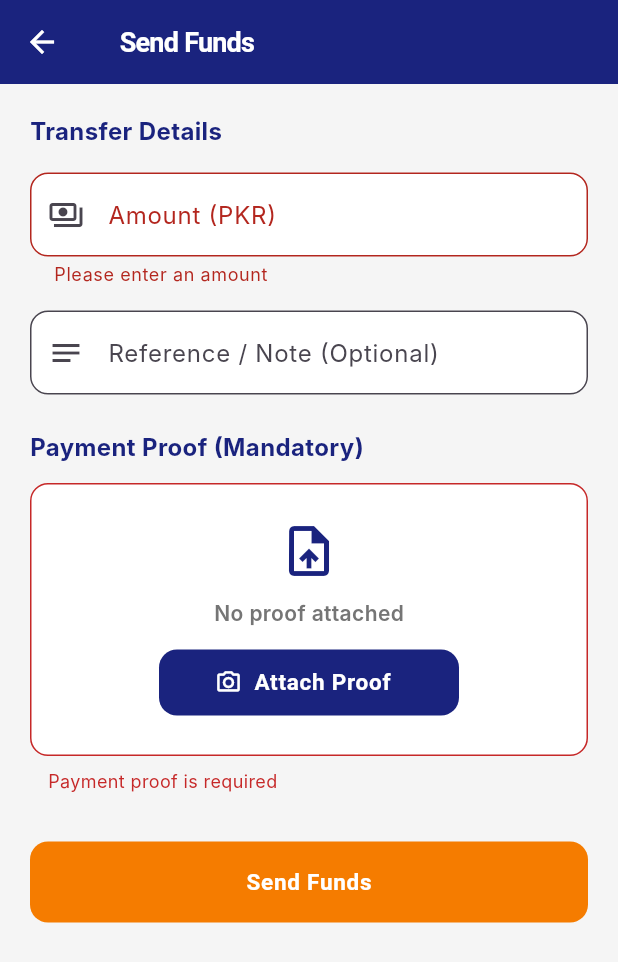
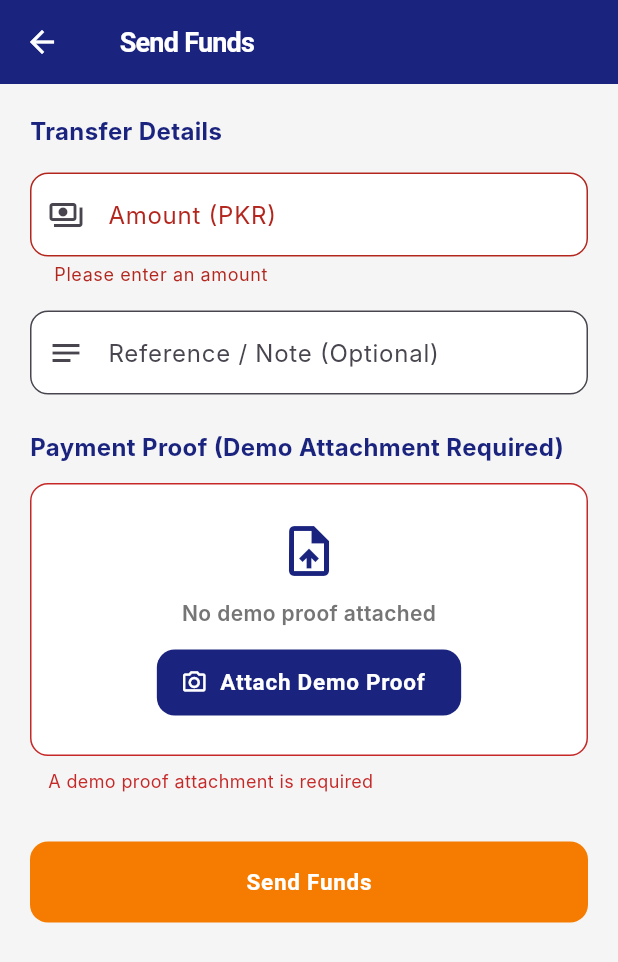
Before and after one commit to ZainAwan-47/Construction-FrontEnd, a Flutter app: the OwnerDashboardScreen screen opened by its route, item 2 of the bottom bar chosen, after a tap on "Send Funds", on a phone screen of 412 x 824 dp. Shown: the top 962 px of the screen. Run offline on Flutter 3.47's test engine with Material 3 defaults, Android fonts, the phone set to English and light mode, and no system bars; Roboto replaces fonts that are missing (Inter).

Commit message:
Seperate Roles Defined - With Fund Confirmation

```diff
--- /dev/null
+++ b/lib/core/formatters/currency_formatter.dart
@@ -0,0 +1,22 @@
+double? parsePositivePkrAmount(String? input) {
+  if (input == null) return null;
+
+  final value = input.trim();
+  final validAmount = RegExp(r'^(?:\d+|\d{1,3}(?:,\d{3})+)(?:\.\d+)?$');
+  if (!validAmount.hasMatch(value)) return null;
+
+  final amount = double.tryParse(value.replaceAll(',', ''));
+  if (amount == null || !amount.isFinite || amount <= 0) return null;
+  return amount;
+}
+
+String formatPkrCurrency(double amount) {
+  if (!amount.isFinite) return 'PKR --';
+
+  final parts = amount.toStringAsFixed(2).split('.');
+  final groupedWholeAmount = parts.first.replaceAllMapped(
+    RegExp(r'(\d{1,3})(?=(\d{3})+(?!\d))'),
+    (match) => '${match[1]},',
+  );
+  return 'PKR $groupedWholeAmount.${parts.last}';
+}
--- a/lib/screens/owner/owner_dashboard_screen.dart
+++ b/lib/screens/owner/owner_dashboard_screen.dart
@@ -43,7 +43,10 @@ class OwnerDashboardScreen extends StatelessWidget {
               ),
               IconButton(
                 icon: const Icon(Icons.account_circle_outlined),
-                onPressed: () {},
+                onPressed: () => Navigator.pushNamed(
+                  context,
+                  AppRouter.settingsRoute,
+                ),
               ),
               const SizedBox(width: 8),
             ],
@@ -208,6 +211,8 @@ class OwnerDashboardScreen extends StatelessWidget {
               } else if (index == 3) {
                 // PHASE 8: Wired to MilestoneTracker
                 Navigator.pushNamed(context, AppRouter.milestoneTrackerRoute);
+              } else if (index == 4) {
+                Navigator.pushNamed(context, AppRouter.settingsRoute);
               } else if (index != 0) {
                 Navigator.pushNamed(context, AppRouter.placeholderRoute);
               }
--- a/lib/screens/owner/review_queue_screen.dart
+++ b/lib/screens/owner/review_queue_screen.dart
@@ -1,4 +1,5 @@
 import 'package:flutter/material.dart';
+import '../../core/formatters/currency_formatter.dart';
 import '../../core/theme/app_colors.dart';
 import '../../core/navigation/app_router.dart';
 import '../../state/app_state.dart';
@@ -8,10 +9,7 @@ class ReviewQueueScreen extends StatelessWidget {
   const ReviewQueueScreen({Key? key}) : super(key: key);
 
   String _formatCurrency(double value) {
-    String result = value.toInt().toString();
-    RegExp reg = RegExp(r'(\d{1,3})(?=(\d{3})+(?!\d))');
-    String mathFunc(Match match) => '${match[1]},';
-    return 'PKR ${result.replaceAllMapped(reg, mathFunc)}';
+    return formatPkrCurrency(value);
   }
 
   Widget _buildStatusBadge(ExpenseStatus status) {
--- a/lib/screens/owner/send_funds_screen.dart
+++ b/lib/screens/owner/send_funds_screen.dart
@@ -1,4 +1,5 @@
 import 'package:flutter/material.dart';
+import '../../core/formatters/currency_formatter.dart';
 import '../../core/theme/app_colors.dart';
 import '../../state/app_state.dart';
 
@@ -28,24 +29,35 @@ class _SendFundsScreenState extends State<SendFundsScreen> {
     });
 
     if (_formKey.currentState!.validate() && _proofAttached) {
-      final amount = double.parse(_amountController.text.replaceAll(',', ''));
+      final amount = parsePositivePkrAmount(_amountController.text);
+      if (amount == null) return;
 
-      AppState().addTransfer(
+      final added = AppState().addTransfer(
         amount,
         _referenceController.text.isEmpty ? 'Fund Transfer' : _referenceController.text,
-        _proofAttached
+        _proofAttached,
       );
+      if (!added) {
+        ScaffoldMessenger.of(context).showSnackBar(
+          const SnackBar(
+            content: Text('Transfer was not recorded. Check the amount and active role.'),
+            backgroundColor: AppColors.error,
+            behavior: SnackBarBehavior.floating,
+          ),
+        );
+        return;
+      }
 
       ScaffoldMessenger.of(context).showSnackBar(
         const SnackBar(
-          content: Text('Funds sent. Awaiting contractor confirmation.'),
+          content: Text('Mock transfer recorded. Awaiting contractor confirmation.'),
           backgroundColor: AppColors.success,
           behavior: SnackBarBehavior.floating,
         ),
       );
       Navigator.pop(context);
-    }
-  }
+      }
+      }
 
   @override
   Widget build(BuildContext context) {
@@ -77,8 +89,9 @@ class _SendFundsScreenState extends State<SendFundsScreen> {
                   ),
                   validator: (value) {
                     if (value == null || value.isEmpty) return 'Please enter an amount';
-                    final parsed = double.tryParse(value.replaceAll(',', ''));
-                    if (parsed == null || parsed <= 0) return 'Enter a valid amount greater than 0';
+                    if (parsePositivePkrAmount(value) == null) {
+                      return 'Enter a valid amount greater than 0';
+                    }
                     return null;
                   },
                 ),
@@ -96,7 +109,7 @@ class _SendFundsScreenState extends State<SendFundsScreen> {
                 ),
                 const SizedBox(height: 24),
 
-                const Text('Payment Proof (Mandatory)', style: TextStyle(fontSize: 16, fontWeight: FontWeight.w700, color: AppColors.primaryBlue)),
+                const Text('Payment Proof (Demo Attachment Required)', style: TextStyle(fontSize: 16, fontWeight: FontWeight.w700, color: AppColors.primaryBlue)),
                 const SizedBox(height: 12),
                 Container(
                   width: double.infinity,
@@ -118,7 +131,7 @@ class _SendFundsScreenState extends State<SendFundsScreen> {
                       ),
                       const SizedBox(height: 12),
                       Text(
-                        _proofAttached ? 'Bank_Receipt_Attached.jpg' : 'No proof attached',
+                        _proofAttached ? 'Demo proof attached' : 'No demo proof attached',
                         style: TextStyle(
                           color: _proofAttached ? AppColors.success : AppColors.textSecondary,
                           fontWeight: FontWeight.w600,
@@ -129,7 +142,7 @@ class _SendFundsScreenState extends State<SendFundsScreen> {
                         ElevatedButton.icon(
                           onPressed: _mockAttachProof,
                           icon: const Icon(Icons.camera_alt_outlined),
-                          label: const Text('Attach Proof'),
+                          label: const Text('Attach Demo Proof'),
                           style: ElevatedButton.styleFrom(
                             backgroundColor: AppColors.primaryBlue,
                             minimumSize: const Size(200, 44),
@@ -141,7 +154,7 @@ class _SendFundsScreenState extends State<SendFundsScreen> {
                 if (_attemptedSubmit && !_proofAttached)
                   const Padding(
                     padding: EdgeInsets.only(top: 8.0, left: 12.0),
-                    child: Text('Payment proof is required', style: TextStyle(color: AppColors.error, fontSize: 12)),
+                    child: Text('A demo proof attachment is required', style: TextStyle(color: AppColors.error, fontSize: 12)),
                   ),
                 const SizedBox(height: 32),
 
--- a/lib/widgets/dashboard/metric_card.dart
+++ b/lib/widgets/dashboard/metric_card.dart
@@ -1,4 +1,5 @@
 import 'package:flutter/material.dart';
+import '../../core/formatters/currency_formatter.dart';
 import '../../core/theme/app_colors.dart';
 
 class MetricCard extends StatelessWidget {
@@ -19,10 +20,7 @@ class MetricCard extends StatelessWidget {
 
   // Native Dart currency formatter without requiring 'intl' package
   String _formatCurrency(double value) {
-    String result = value.toInt().toString();
-    RegExp reg = RegExp(r'(\d{1,3})(?=(\d{3})+(?!\d))');
-    String mathFunc(Match match) => '${match[1]},';
-    return 'PKR ${result.replaceAllMapped(reg, mathFunc)}';
+    return formatPkrCurrency(value);
   }
 
   @override
```
Also changed, not shown: lib/screens/contractor/adjust_disputed_expense_screen.dart (+24 -10 lines), lib/screens/contractor/contractor_dashboard_screen.dart (+15 -5 lines), lib/screens/contractor/create_expense_screen.dart (+25 -13 lines), lib/screens/contractor/my_expenses_screen.dart (+3 -5 lines), lib/screens/owner/expense_detail_screen.dart (+24 -8 lines), lib/state/app_state.dart (+45 -33 lines), lib/widgets/common/milestone_detail_screen.dart (+20 -3 lines), 1 other file.
